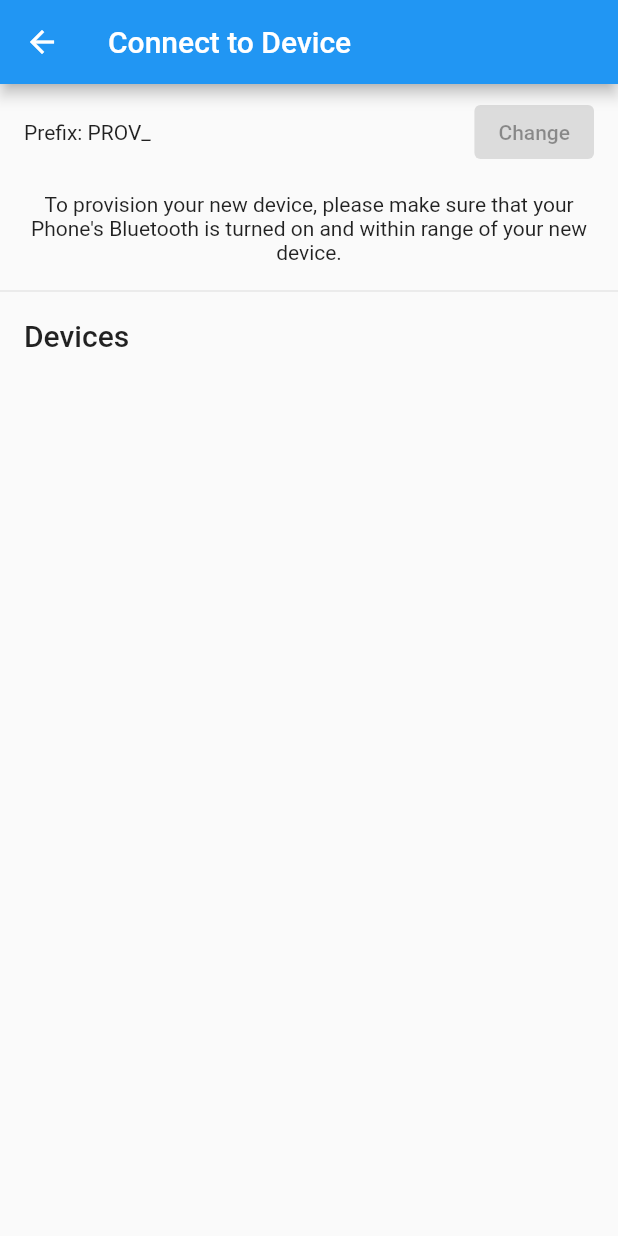
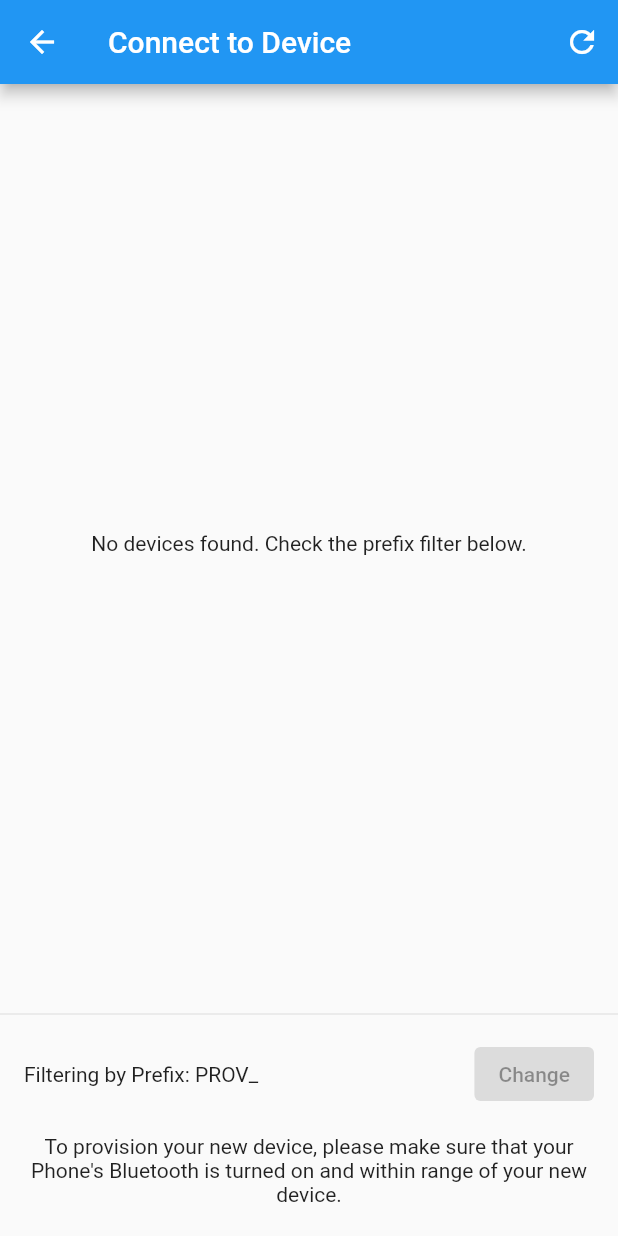
Before and after one commit to 060-dev/flutter_esp, a Flutter app: the QRCodeScanPage screen opened by its route, after a tap on an icon or button, on a phone screen of 412 x 824 dp. Run offline on Flutter 3.47's test engine with Material 2 defaults, Android fonts, the phone set to English and light mode, and no system bars; our stand-ins replace permission_handler, plugin_platform_interface.

Commit message:
chore: improve example screen

```diff
--- a/example/lib/bluetooth_search_page.dart
+++ b/example/lib/bluetooth_search_page.dart
@@ -20,19 +20,17 @@ class BluetoothSearchPage extends StatefulWidget {
   State<BluetoothSearchPage> createState() => _BluetoothSearchPageState();
 }
 
+// Text padding insets
+const EdgeInsets _contentPadding = EdgeInsets.symmetric(
+  horizontal: 16,
+  vertical: 8,
+);
+
 class _BluetoothSearchPageState extends State<BluetoothSearchPage> {
-  // Text padding insets
-  static const EdgeInsets _contentPadding = EdgeInsets.symmetric(
-    horizontal: 16,
-    vertical: 8,
-  );
-
   final _flutterEspPlugin = FlutterEsp();
 
   // Bluetooth search state
-  List<String> _devices = [];
-  String? _error;
-  bool _loading = false;
+  _ScanState state = _ScanState.loading();
 
   // Device name filter
   final String _prefix = 'PROV_';
@@ -52,7 +50,7 @@ class _BluetoothSearchPageState extends State<BluetoothSearchPage> {
     await Permission.bluetoothScan.request();
 
     setState(() {
-      _loading = true;
+      state = _ScanState.loading();
     });
 
     List<String> devices = [];
@@ -69,9 +67,11 @@ class _BluetoothSearchPageState extends State<BluetoothSearchPage> {
     if (!mounted) return;
 
     setState(() {
-      _devices = devices;
-      _error = error;
-      _loading = false;
+      state = _ScanState(
+        devices: devices,
+        error: error,
+        loading: false,
+      );
     });
   }
 
@@ -84,19 +84,27 @@ class _BluetoothSearchPageState extends State<BluetoothSearchPage> {
             leading: BackButton(
               onPressed: () => Navigator.pop(context),
             ),
+            actions: [
+              IconButton(
+                onPressed: state.loading ? null : scan,
+                icon: const Icon(Icons.refresh),
+              )
+            ],
           ),
           body: SafeArea(
             child: Column(
               mainAxisSize: MainAxisSize.max,
               crossAxisAlignment: CrossAxisAlignment.start,
               children: [
+                Expanded(child: _DeviceList(state: state)),
+                const Divider(),
                 Padding(
                   padding: _contentPadding,
                   child: Row(
                     children: [
                       Expanded(
                         child: Text(
-                          'Prefix: $_prefix',
+                          'Filtering by Prefix: $_prefix',
                         ),
                       ),
                       const ElevatedButton(
@@ -111,47 +119,65 @@ class _BluetoothSearchPageState extends State<BluetoothSearchPage> {
                     textAlign: TextAlign.center,
                   ),
                 ),
-                const Divider(
-                  height: 20,
+                const SizedBox(
+                  height: 12,
                 ),
-                Padding(
-                  padding: _contentPadding,
-                  child: Text(
-                    'Devices',
-                    style: Theme.of(context).textTheme.titleLarge,
-                  ),
-                ),
-                if (_loading)
-                  const Expanded(
-                    child: Center(child: CircularProgressIndicator()),
-                  )
-                else if (_error != null)
-                  Padding(
-                    padding: _contentPadding,
-                    child: Text(
-                      _error!,
-                      style:
-                          TextStyle(color: Theme.of(context).colorScheme.error),
-                    ),
-                  )
-                else
-                  Expanded(
-                    child: ListView.builder(
-                      itemCount: _devices.length,
-                      itemBuilder: (context, index) {
-                        return ListTile(
-                          title: Text(_devices[index]),
-                          // title: Text(_devices[index].name),
-                          // subtitle: Text(_devices[index].address),
-                          // onTap: () =>
-                          // _flutterEspPlugin.connect(_devices[index].address),
-                        );
-                      },
-                    ),
-                  ),
               ],
             ),
           )),
     );
   }
 }
+
+class _DeviceList extends StatelessWidget {
+  const _DeviceList({super.key, required this.state});
+
+  final _ScanState state;
+
+  @override
+  Widget build(BuildContext context) {
+    if (state.loading) {
+      return const Center(child: CircularProgressIndicator());
+    } else if (state.error != null) {
+      return Padding(
+        padding: _contentPadding,
+        child: Text(
+          state.error!,
+          style: TextStyle(color: Theme.of(context).colorScheme.error),
+        ),
+      );
+    } else if (state.devices.isEmpty) {
+      return const Center(
+        child: Padding(
+          padding: _contentPadding,
+          child: Text('No devices found. Check the prefix filter below.'),
+        ),
+      );
+    } else {
+      return ListView.builder(
+        itemCount: state.devices.length,
+        itemBuilder: (context, index) {
+          return ListTile(
+            title: Text(state.devices[index]),
+            // title: Text(_devices[index].name),
+            // subtitle: Text(_devices[index].address),
+            // onTap: () =>
+            // _flutterEspPlugin.connect(_devices[index].address),
+          );
+        },
+      );
+    }
+  }
+}
+
+class _ScanState {
+  final bool loading;
+  final String? error;
+  final List<String> devices;
+
+  _ScanState(
+      {required this.loading, required this.error, required this.devices});
+
+  factory _ScanState.loading() =>
+      _ScanState(loading: true, error: null, devices: []);
+}
```
